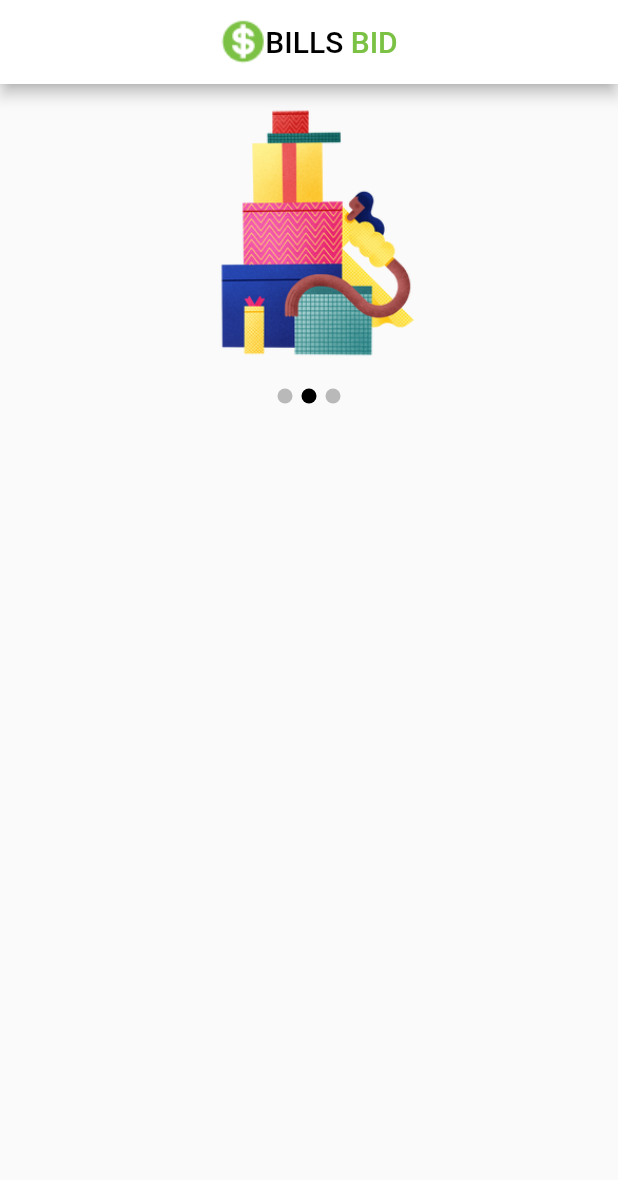
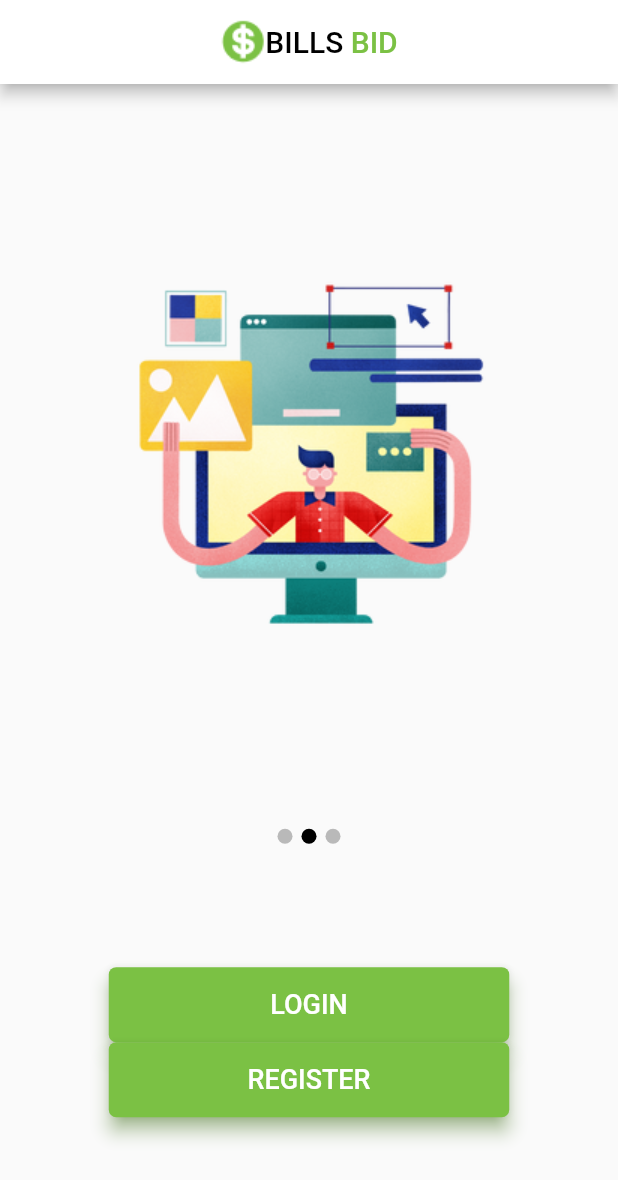
Before and after one commit to LeonardoFCorrea/Bills-Bid, a Flutter app: the screen it shows after launch, on a phone screen of 412 x 824 dp. Shown: the top 1180 px of the screen. Run offline on Flutter 3.47's test engine with Material 2 defaults, Android fonts, the phone set to English and light mode, and no system bars; our stand-ins replace carousel_slider; Roboto replaces fonts that are missing (Arial).

Commit message:
[Front-end] - Add new Home Screen - need more buttons maintenance

```diff
--- a/lib/home.dart
+++ b/lib/home.dart
@@ -1,3 +1,4 @@
+import 'package:carousel_slider/carousel_slider.dart';
 import 'package:flutter/material.dart';
 
 class Home extends StatefulWidget {
@@ -35,9 +36,8 @@ class _HomeState extends State<Home> {
               ),
             ),
           )),
-        body: Center(
-          child: Carousel(),
-        ));
+      body: Center(child: Carousel()),
+    );
   }
 }
 
@@ -54,9 +54,9 @@ class _CarouselState extends State<Carousel> {
   late PageController _pageController;
 
   List<String> imagesC = [
-    "images/teste1.png",
-    "images/teste2.png",
-    "images/teste3.png"
+    "images/testeFODA.png",
+    "images/teste3.png",
+    "images/teste2.png"
   ];
 
   int activePage = 1;
@@ -70,10 +70,11 @@ class _CarouselState extends State<Carousel> {
   @override
   Widget build(BuildContext context) {
     return Column(
+      mainAxisAlignment: MainAxisAlignment.spaceEvenly,
       children: [
         SizedBox(
           width: MediaQuery.of(context).size.width,
-          height: 200,
+          height: 335,
           child: PageView.builder(
             itemCount: imagesC.length,
             pageSnapping: true,
@@ -91,7 +92,43 @@ class _CarouselState extends State<Carousel> {
         ),
         Row(
             mainAxisAlignment: MainAxisAlignment.center,
-            children: indicators(imagesC.length, activePage))
+            children: indicators(imagesC.length, activePage)),
+        Column(children: [
+          ElevatedButton(
+              style: ElevatedButton.styleFrom(
+                  primary: Color(0xFF7BC144),
+                  elevation: 5,
+                  shadowColor: Color(0xFF7BC144),
+                  fixedSize: const Size(267.0, 50.0),
+                  shape: RoundedRectangleBorder(
+                      borderRadius: BorderRadius.circular(5))),
+              onPressed: () {
+                print("Página de Login");
+              },
+              child: const Text("LOGIN",
+                  style: TextStyle(
+                    fontFamily: "Arial",
+                    fontSize: 18,
+                    color: Colors.white,
+                  ))),
+          ElevatedButton(
+              style: ElevatedButton.styleFrom(
+                  primary: Color(0xFF7BC144),
+                  elevation: 5,
+                  shadowColor: Color(0xFF7BC144),
+                  fixedSize: const Size(267.0, 50.0),
+                  shape: RoundedRectangleBorder(
+                      borderRadius: BorderRadius.circular(5))),
+              onPressed: () {
+                print("Página de Registro");
+              },
+              child: const Text("REGISTER",
+                  style: TextStyle(
+                    fontFamily: "Arial",
+                    fontSize: 18,
+                    color: Colors.white,
+                  ))),
+        ])
       ],
     );
   }
@@ -99,7 +136,6 @@ class _CarouselState extends State<Carousel> {
 
 AnimatedContainer slider(imagesC, pagePosition, active) {
   double margin = active ? 10 : 20;
-
   return AnimatedContainer(
     duration: Duration(milliseconds: 500),
     curve: Curves.easeInOutCubic,
@@ -108,9 +144,6 @@ AnimatedContainer slider(imagesC, pagePosition, active) {
         image:
             new DecorationImage(image: ExactAssetImage(imagesC[pagePosition]))),
   );
-  if (pagePosition == 1) {
-    const Text("texto1");
-  }
 }
 
 imageAnimation(PageController animation, imagesC, pagePosition) {
--- a/pubspec.yaml
+++ b/pubspec.yaml
@@ -29,6 +29,7 @@ environment:
 dependencies:
   flutter:
     sdk: flutter
+  carousel_slider: ^4.0.0
 
 
   # The following adds the Cupertino Icons font to your application.
```
Also changed, not shown: flutter_01.png (added), images/testeFODA.png (added), pubspec.lock. Lines whose indentation alone changed are shown as unchanged.
